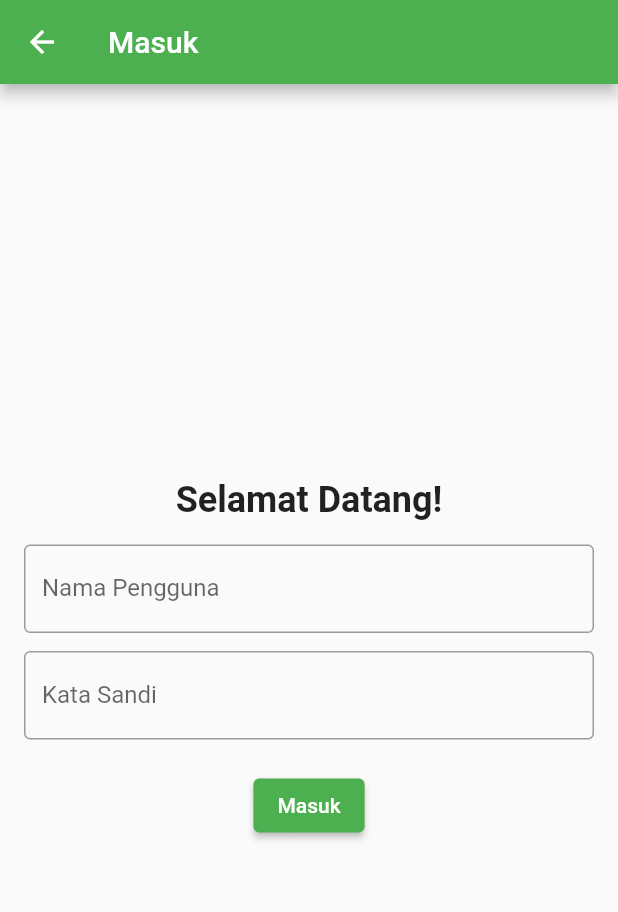
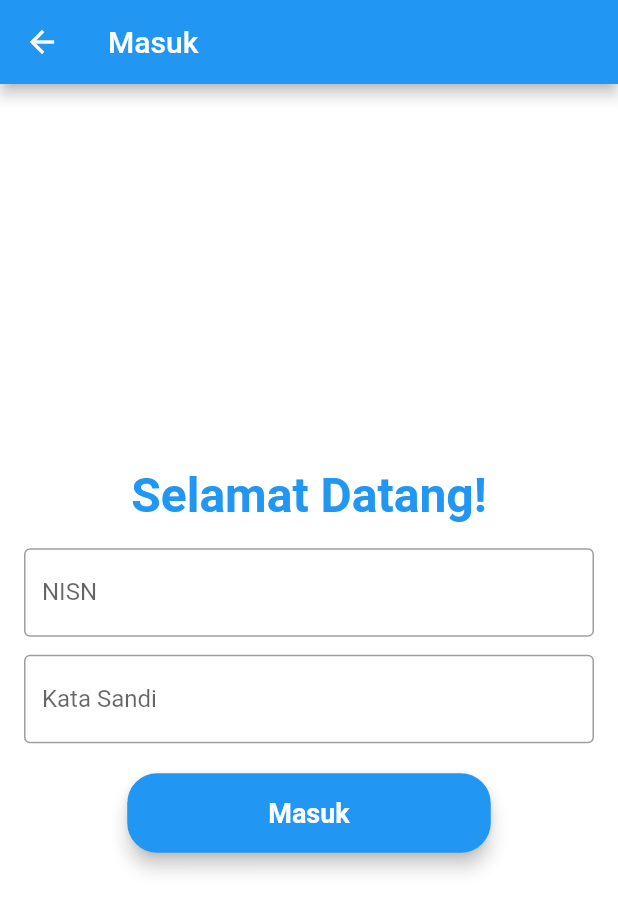
Before and after one commit to Blank332/PL-Mobile, a Flutter app: the screen it shows after launch, after a tap on "Masuk", on a phone screen of 412 x 824 dp. Shown: the top 912 px of the screen. Run offline on Flutter 3.47's test engine with Material 2 defaults, Android fonts, the phone set to English and light mode, and no system bars.

Commit message:
Login Page

```diff
--- a/lib/login/login.dart
+++ b/lib/login/login.dart
@@ -18,7 +18,7 @@ class Login extends StatelessWidget {
                 fit: BoxFit.cover,
               ),
               Positioned(
-                bottom: 0,
+                bottom: 5,
                 child: Column(
                   children: <Widget>[
                     Text(
@@ -39,11 +39,16 @@ class Login extends StatelessWidget {
                         letterSpacing: 0.5,
                       ),
                     ),
+                  ],
+                ),
+              ),
+            ],
+          ),
           SizedBox(height: 10), // Menambahkan jarak vertikal
           Text(
             'Pembangunan Library adalah aplikasi resmi',
             style: TextStyle(
-                        fontSize: 16,
+              fontSize: 17,
               color: Colors.black,
               letterSpacing: 1.5,
             ),
@@ -51,17 +56,12 @@ class Login extends StatelessWidget {
           Text(
             'untuk perpustakaan SMKN 1 Cimahi',
             style: TextStyle(
-                        fontSize: 16,
+              fontSize: 17,
               color: Colors.black,
               letterSpacing: 1.5,
             ),
           ),
-                  ],
-                ),
-              ),
-            ],
-          ),
-          SizedBox(height: 20),
+          const SizedBox(height: 50),
           ElevatedButton(
             onPressed: () {
               Navigator.push(
@@ -73,11 +73,17 @@ class Login extends StatelessWidget {
             },
             style: ElevatedButton.styleFrom(
               primary: Colors.blue,
-              padding: EdgeInsets.symmetric(horizontal: 40, vertical: 16),
+              padding: EdgeInsets.symmetric(horizontal: 120, vertical: 16),
+              shape: RoundedRectangleBorder(
+                borderRadius:
+                    BorderRadius.circular(20.0), // Mengatur borderRadius
+                side: BorderSide(
+                    color: Colors.blue, width: 4.0), // Mengatur border line
+              ),
             ),
             child: Text('Masuk', style: TextStyle(fontSize: 18)),
           ),
-          SizedBox(height: 16),
+          SizedBox(height: 30),
           ElevatedButton(
             onPressed: () {
               Navigator.push(
@@ -88,11 +94,17 @@ class Login extends StatelessWidget {
               );
             },
             style: ElevatedButton.styleFrom(
-              primary: Colors.white,
-              padding: EdgeInsets.symmetric(horizontal: 40, vertical: 16),
+              primary: Colors.blue,
+              padding: EdgeInsets.symmetric(horizontal: 114, vertical: 16),
+              shape: RoundedRectangleBorder(
+                borderRadius:
+                    BorderRadius.circular(20.0), // Mengatur borderRadius
+                side: BorderSide(
+                    color: Colors.blue, width: 4.0), // Mengatur border line
+              ),
             ),
             child: Text('Register',
-                style: TextStyle(fontSize: 18, color: Colors.black)),
+                style: TextStyle(fontSize: 18, color: Colors.white)),
           ),
         ],
       ),
--- a/lib/login/login_form.dart
+++ b/lib/login/login_form.dart
@@ -13,41 +13,55 @@ class LoginForm extends StatefulWidget {
   _LoginState createState() => _LoginState();
 }
 
-enum LoginStatus { notSignIn, signIn }
-
 class _LoginState extends State<LoginForm> {
-  final TextEditingController usernameController = TextEditingController();
+  final TextEditingController nisnController = TextEditingController();
   final TextEditingController passwordController = TextEditingController();
+  final nisnKey =
+      GlobalKey<FormState>(); // Menambahkan GlobalKey untuk validasi NISN
 
   @override
   Widget build(BuildContext context) {
     return Scaffold(
       appBar: AppBar(
         title: Text('Masuk'),
-        backgroundColor: Colors.green, // Warna latar belakang appbar
+        backgroundColor: Colors.blue,
       ),
+      backgroundColor: Colors.white,
       body: Padding(
         padding: const EdgeInsets.all(16.0),
+        child: Form(
+          key: nisnKey, // Menghubungkan GlobalKey ke Form
           child: Column(
             mainAxisAlignment: MainAxisAlignment.center,
             children: <Widget>[
               Text(
                 'Selamat Datang!',
                 style: TextStyle(
-                fontSize: 24,
+                  fontSize: 32,
                   fontWeight: FontWeight.bold,
+                  color: Colors.blue,
                 ),
               ),
               SizedBox(height: 16),
-            TextField(
-              controller: usernameController,
+              TextFormField(
+                controller: nisnController,
+                keyboardType: TextInputType.number,
                 decoration: InputDecoration(
-                labelText: 'Nama Pengguna',
+                  labelText: 'NISN',
                   border: OutlineInputBorder(),
                 ),
+                validator: (value) {
+                  if (value!.isEmpty) {
+                    return 'NISN tidak boleh kosong';
+                  }
+                  if (int.tryParse(value) == null) {
+                    return 'NISN harus berupa angka';
+                  }
+                  return null;
+                },
               ),
               SizedBox(height: 12),
-            TextField(
+              TextFormField(
                 controller: passwordController,
                 obscureText: true,
                 decoration: InputDecoration(
@@ -58,12 +72,12 @@ class _LoginState extends State<LoginForm> {
               SizedBox(height: 20),
               ElevatedButton(
                 onPressed: () {
-                String username = usernameController.text;
+                  if (nisnKey.currentState!.validate()) {
+                    int? nisn = int.tryParse(nisnController.text);
                     String password = passwordController.text;
 
                     // Tempatkan logika autentikasi di sini
-                if (username == 'pengguna' && password == 'password') {
-                  // Berhasil masuk
+                    if (nisn == 12345 && password == 'password') {
                       Navigator.pushReplacement(
                         context,
                         MaterialPageRoute(
@@ -71,23 +85,42 @@ class _LoginState extends State<LoginForm> {
                         ),
                       );
                     } else {
-                  // Tampilkan pesan kesalahan jika login gagal
                       ScaffoldMessenger.of(context).showSnackBar(
                         SnackBar(
-                      content: Text('Login gagal. Coba lagi.'),
+                          content: Text(
+                            'Login gagal. Coba lagi.',
+                            style: TextStyle(
+                              color: Colors.white,
+                            ),
+                          ),
                         ),
                       );
                     }
+                  }
                 },
-              child: Text('Masuk'),
                 style: ButtonStyle(
-                backgroundColor:
-                    MaterialStateProperty.all(Colors.green), // Warna tombol
+                  backgroundColor: MaterialStateProperty.all(Colors.blue),
+                  elevation: MaterialStateProperty.all(5),
+                  padding: MaterialStateProperty.all(
+                    EdgeInsets.symmetric(horizontal: 94, vertical: 16),
+                  ),
+                  shape: MaterialStateProperty.all(RoundedRectangleBorder(
+                    borderRadius: BorderRadius.circular(20.0),
+                  )),
+                ),
+                child: Text(
+                  'Masuk',
+                  style: TextStyle(
+                    color: Colors.white,
+                    fontSize: 18,
+                    fontWeight: FontWeight.bold,
+                  ),
                 ),
               ),
             ],
           ),
         ),
+      ),
     );
   }
 }
```
Also changed, not shown: lib/login/register_form.dart (+30 -0 lines). Lines whose indentation alone changed are shown as unchanged.
